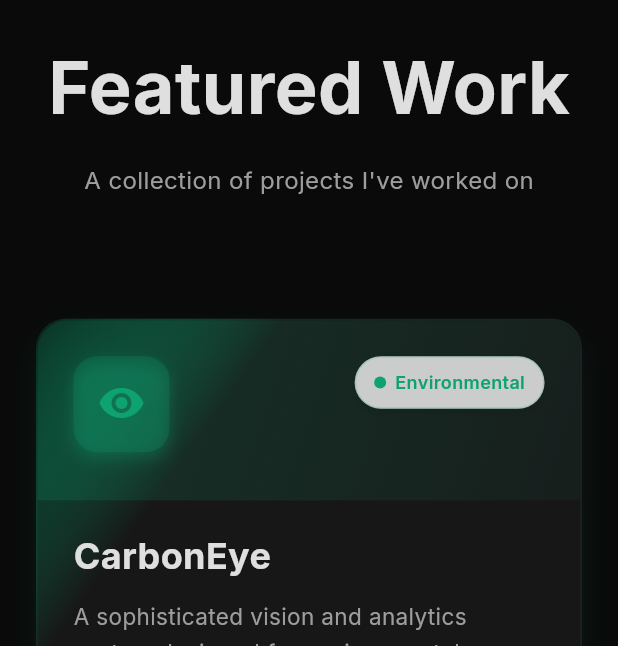
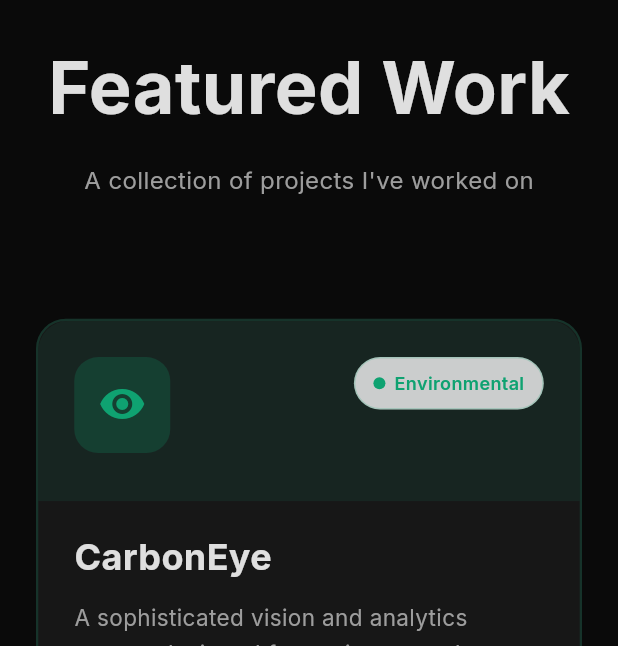
Before and after one commit to akshat2474/Portfolio, a Flutter app: the screen it shows after launch, scrolled down 2880 dp, on a phone screen of 412 x 824 dp, the part 590-1236 px from its top. Run offline on Flutter 3.47's test engine with Material 3 defaults, Android fonts, the phone set to English and light mode, and no system bars; our stand-ins replace animated_text_kit, flutter_dotenv, flutter_highlight, flutter_svg, google_fonts, visibility_detector; missing offline and left inert: code_text_field, highlight; statements that could not run were skipped.

Commit message:
temp branch

```diff
--- a/lib/main.dart
+++ b/lib/main.dart
@@ -2,14 +2,17 @@ import 'package:akshat_portfolio/widgets/splash_screen.dart';
 import 'package:flutter/material.dart';
 import 'package:google_fonts/google_fonts.dart';
 import 'theme/app_theme.dart';
-import 'widgets/about_me.dart' ;
+import 'widgets/about_me.dart' hide AppTheme;
 import 'widgets/technical_skills.dart';
 import 'widgets/projects.dart';
 import 'widgets/personal_interests.dart';
+import 'dart:ui';
 import 'package:flutter_dotenv/flutter_dotenv.dart';
 
 Future<void> main() async {
+  print("⏳ Loading dotenv...");
   await dotenv.load(fileName: "dotenv");
+  print("✅ dotenv loaded!");
   runApp(const PortfolioApp());
 }
 
@@ -99,7 +102,7 @@ class _PortfolioHomeState extends State<PortfolioHome> {
               decoration: BoxDecoration(
                 // Using a solid color with opacity is much more performant than a blur.
                 color: _isScrolled
-                    ? AppTheme.backgroundColor.withValues(alpha:.85)
+                    ? AppTheme.backgroundColor.withOpacity(0.85)
                     : Colors.transparent,
                 border: Border(
                   bottom: BorderSide(
--- a/lib/widgets/projects.dart
+++ b/lib/widgets/projects.dart
@@ -110,92 +110,23 @@ class ProjectsSection extends StatelessWidget {
   }
 }
 
-class _ProjectCard extends StatefulWidget {
+class _ProjectCard extends StatelessWidget {
   final Project project;
 
   const _ProjectCard({required this.project});
 
   @override
-  __ProjectCardState createState() => __ProjectCardState();
-}
-
-class __ProjectCardState extends State<_ProjectCard>
-    with SingleTickerProviderStateMixin {
-  late AnimationController _animationController;
-  late Animation<double> _scaleAnimation;
-  late Animation<double> _glowAnimation;
-
-  @override
-  void initState() {
-    super.initState();
-    _animationController = AnimationController(
-      duration: const Duration(milliseconds: 200),
-      vsync: this,
-    );
-    _scaleAnimation = Tween<double>(begin: 1.0, end: 1.02).animate(
-      CurvedAnimation(parent: _animationController, curve: Curves.easeOut),
-    );
-    _glowAnimation = Tween<double>(begin: 0.0, end: 1.0).animate(
-      CurvedAnimation(parent: _animationController, curve: Curves.easeOut),
-    );
-  }
-
-  @override
-  void dispose() {
-    _animationController.dispose();
-    super.dispose();
-  }
-
-  @override
   Widget build(BuildContext context) {
+    // PERFORMANCE FIX: Converted from StatefulWidget to StatelessWidget and removed all hover animations.
     return MouseRegion(
-      onEnter: (_) {
-        _animationController.forward();
-      },
-      onExit: (_) {
-        _animationController.reverse();
-      },
       cursor: SystemMouseCursors.click,
-      child: AnimatedBuilder(
-        animation: _animationController,
-        builder: (context, child) {
-          return Transform.scale(
-            scale: _scaleAnimation.value,
       child: Container(
         decoration: BoxDecoration(
-                borderRadius: BorderRadius.circular(20),
-                boxShadow: [
-                  BoxShadow(
-                    color: _getStatusColor(widget.project.name)
-                        .withValues(alpha:0.1 + (_glowAnimation.value * 0.2)),
-                    blurRadius: 20 + (_glowAnimation.value * 10),
-                    offset: const Offset(0, 10),
-                    spreadRadius: _glowAnimation.value * 2,
-                  ),
-                  BoxShadow(
-                    color: Colors.black.withValues(alpha:0.1),
-                    blurRadius: 10,
-                    offset: const Offset(0, 4),
-                  ),
-                ],
-              ),
-              child: Container(
-                decoration: BoxDecoration(
-                  gradient: LinearGradient(
-                    begin: Alignment.topLeft,
-                    end: Alignment.bottomRight,
-                    colors: [
-                      _getStatusColor(widget.project.name).withValues(alpha:0.05),
-                      AppTheme.surfaceColor,
-                      AppTheme.surfaceColor,
-                    ],
-                    stops: const [0.0, 0.3, 1.0],
-                  ),
+          color: AppTheme.surfaceColor,
           borderRadius: BorderRadius.circular(20),
           border: Border.all(
-                    color: _getStatusColor(widget.project.name)
-                        .withValues(alpha:0.1 + (_glowAnimation.value * 0.2)),
-                    width: 1 + (_glowAnimation.value * 0.5),
+            color: _getStatusColor(project.name).withOpacity(0.2),
+            width: 1.5,
           ),
         ),
         child: ClipRRect(
@@ -221,10 +152,6 @@ class __ProjectCardState extends State<_ProjectCard>
           ),
         ),
       ),
-            ),
-          );
-        },
-      ),
     );
   }
 
@@ -232,14 +159,7 @@ class __ProjectCardState extends State<_ProjectCard>
     return Container(
       height: 120,
       decoration: BoxDecoration(
-        gradient: LinearGradient(
-          begin: Alignment.topLeft,
-          end: Alignment.bottomRight,
-          colors: [
-            _getStatusColor(widget.project.name).withValues(alpha:0.2),
-            _getStatusColor(widget.project.name).withValues(alpha:0.05),
-          ],
-        ),
+        color: _getStatusColor(project.name).withOpacity(0.1),
       ),
       child: Padding(
         padding: const EdgeInsets.all(24),
@@ -251,19 +171,12 @@ class __ProjectCardState extends State<_ProjectCard>
               width: 64,
               height: 64,
               decoration: BoxDecoration(
-                color: _getStatusColor(widget.project.name).withValues(alpha:0.2),
+                color: _getStatusColor(project.name).withOpacity(0.2),
                 borderRadius: BorderRadius.circular(16),
-                boxShadow: [
-                  BoxShadow(
-                    color: _getStatusColor(widget.project.name).withValues(alpha:0.3),
-                    blurRadius: 8,
-                    offset: const Offset(0, 4),
-                  ),
-                ],
               ),
               child: Icon(
-                _getProjectIcon(widget.project.name),
-                color: _getStatusColor(widget.project.name),
+                _getProjectIcon(project.name),
+                color: _getStatusColor(project.name),
                 size: 32,
               ),
             ),
@@ -275,20 +188,13 @@ class __ProjectCardState extends State<_ProjectCard>
   }
 
   Widget _buildCategoryTag() {
-    final color = _getStatusColor(widget.project.name);
+    final color = _getStatusColor(project.name);
     return Container(
       padding: const EdgeInsets.symmetric(horizontal: 12, vertical: 8),
       decoration: BoxDecoration(
-        color: Colors.white.withValues(alpha:0.9),
+        color: Colors.white.withOpacity(0.9),
         borderRadius: BorderRadius.circular(20),
-        border: Border.all(color: color.withValues(alpha:0.2)),
-        boxShadow: [
-          BoxShadow(
-            color: Colors.black.withValues(alpha:0.1),
-            blurRadius: 4,
-            offset: const Offset(0, 2),
-          ),
-        ],
+        border: Border.all(color: color.withOpacity(0.2)),
       ),
       child: Row(
         mainAxisSize: MainAxisSize.min,
@@ -303,7 +209,7 @@ class __ProjectCardState extends State<_ProjectCard>
           ),
           const SizedBox(width: 6),
           Text(
-            _getProjectCategory(widget.project.name),
+            _getProjectCategory(project.name),
             style: GoogleFonts.inter(
               fontSize: 12,
               fontWeight: FontWeight.w600,
@@ -321,7 +227,7 @@ class __ProjectCardState extends State<_ProjectCard>
       children: [
         const SizedBox(height: 20),
         Text(
-          widget.project.name,
+          project.name,
           style: GoogleFonts.inter(
             fontSize: 24,
             fontWeight: FontWeight.bold,
@@ -332,7 +238,7 @@ class __ProjectCardState extends State<_ProjectCard>
         ),
         const SizedBox(height: 12),
         Text(
-          widget.project.overview,
+          project.overview,
           style: GoogleFonts.inter(
             fontSize: 15,
             height: 1.6,
@@ -345,19 +251,19 @@ class __ProjectCardState extends State<_ProjectCard>
         Wrap(
           spacing: 6,
           runSpacing: 6,
-          children: widget.project.technologies.take(3).map((tech) => Container(
+          children: project.technologies.take(3).map((tech) => Container(
             padding: const EdgeInsets.symmetric(horizontal: 10, vertical: 4),
             decoration: BoxDecoration(
-              color: _getStatusColor(widget.project.name).withValues(alpha: .1),
+              color: _getStatusColor(project.name).withOpacity(.1),
               borderRadius: BorderRadius.circular(12),
               border: Border.all(
-                color: _getStatusColor(widget.project.name).withValues(alpha:0.2),
+                color: _getStatusColor(project.name).withOpacity(0.2),
               ),
             ),
             child: Text(
               tech,
               style: GoogleFonts.inter(
-                color: _getStatusColor(widget.project.name),
+                color: _getStatusColor(project.name),
                 fontSize: 11,
                 fontWeight: FontWeight.w600,
               ),
@@ -374,23 +280,23 @@ class __ProjectCardState extends State<_ProjectCard>
         const SizedBox(height: 20),
         Row(
           children: [
-            if (widget.project.liveUrl != null) ...[
+            if (project.liveUrl != null) ...[
               Expanded(
                 child: _buildActionButton(
                   'Live Demo',
                   Icons.launch_rounded,
-                  () => _launchUrl(widget.project.liveUrl!),
+                  () => _launchUrl(project.liveUrl!),
                   true,
                 ),
               ),
-              if (widget.project.githubUrl != null) const SizedBox(width: 12),
+              if (project.githubUrl != null) const SizedBox(width: 12),
             ],
-            if (widget.project.githubUrl != null)
+            if (project.githubUrl != null)
               Expanded(
                 child: _buildActionButton(
                   'View Code',
                   Icons.code_rounded,
-                  () => _launchUrl(widget.project.githubUrl!),
+                  () => _launchUrl(project.githubUrl!),
                   false,
                 ),
               ),
@@ -401,30 +307,14 @@ class __ProjectCardState extends State<_ProjectCard>
   }
 
   Widget _buildActionButton(String text, IconData icon, VoidCallback onPressed, bool isPrimary) {
-    final color = _getStatusColor(widget.project.name);
+    final color = _getStatusColor(project.name);
 
     return Container(
       height: 44,
       decoration: BoxDecoration(
-        gradient: isPrimary
-            ? LinearGradient(
-                colors: [color, color.withValues(alpha:0.8)],
-                begin: Alignment.topLeft,
-                end: Alignment.bottomRight,
-              )
-            : null,
-        color: isPrimary ? null : Colors.transparent,
+        color: isPrimary ? color : Colors.transparent,
         borderRadius: BorderRadius.circular(12),
         border: isPrimary ? null : Border.all(color: AppTheme.borderColor),
-        boxShadow: isPrimary
-            ? [
-                BoxShadow(
-                  color: color.withValues(alpha:0.3),
-                  blurRadius: 8,
-                  offset: const Offset(0, 4),
-                ),
-              ]
-            : null,
       ),
       child: Material(
         color: Colors.transparent,
--- a/lib/widgets/technical_skills.dart
+++ b/lib/widgets/technical_skills.dart
@@ -35,17 +35,14 @@ class TechnicalSkillsSection extends StatelessWidget {
             const SizedBox(height: 80),
             FadeAnimation(
               delay: const Duration(milliseconds: 200),
-              child: ClipRRect(
-                borderRadius: BorderRadius.circular(16),
-                child: BackdropFilter(
-                  filter: ImageFilter.blur(sigmaX: 5, sigmaY: 5),
+              // PERFORMANCE FIX: Replaced the expensive BackdropFilter with a simple Container.
               child: Container(
                 padding: const EdgeInsets.symmetric(vertical: 50, horizontal: 40),
                 decoration: BoxDecoration(
-                      color: AppTheme.surfaceColor.withValues(alpha:0.5),
+                  color: AppTheme.surfaceColor.withOpacity(0.5), // Simple transparency is much faster.
                   borderRadius: BorderRadius.circular(16),
                   border: Border.all(
-                        color: AppTheme.borderColor.withValues(alpha:0.3),
+                    color: AppTheme.borderColor.withOpacity(0.3),
                     width: 1,
                   ),
                 ),
@@ -66,8 +63,6 @@ class TechnicalSkillsSection extends StatelessWidget {
                       ),
                     );
                   }),
-                    ),
-                  ),
                 ),
               ),
             ),
@@ -127,7 +122,7 @@ class TechnicalSkillsSection extends StatelessWidget {
           decoration: BoxDecoration(
             border: Border(
               bottom: BorderSide(
-                color: AppTheme.primaryColor.withValues(alpha:0.3),
+                color: AppTheme.primaryColor.withOpacity(0.3),
                 width: 2,
               ),
             ),
@@ -179,10 +174,10 @@ class TechnicalSkillsSection extends StatelessWidget {
       child: Container(
         padding: const EdgeInsets.symmetric(horizontal: 16, vertical: 12),
         decoration: BoxDecoration(
-          color: AppTheme.backgroundColor.withValues(alpha:.5),
+          color: AppTheme.backgroundColor.withOpacity(.5),
           borderRadius: BorderRadius.circular(8),
           border: Border.all(
-            color: AppTheme.borderColor.withValues(alpha:0.2),
+            color: AppTheme.borderColor.withOpacity(0.2),
           ),
         ),
         child: Row(
@@ -191,7 +186,7 @@ class TechnicalSkillsSection extends StatelessWidget {
               width: 32,
               height: 32,
               decoration: BoxDecoration(
-                color: color.withValues(alpha:0.2),
+                color: color.withOpacity(0.2),
                 shape: BoxShape.circle,
               ),
               child: Center(
```
Also changed, not shown: lib/widgets/about_me.dart (line endings or trailing spaces), lib/widgets/personal_interests.dart (line endings or trailing spaces). Lines whose indentation alone changed are shown as unchanged.
